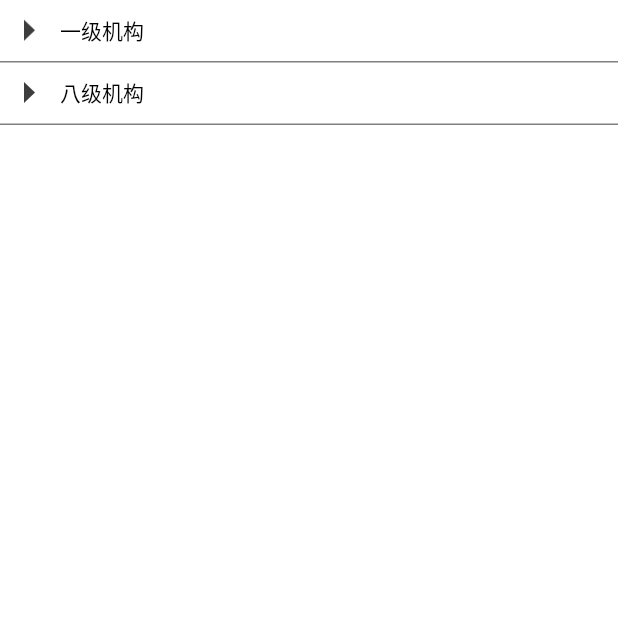
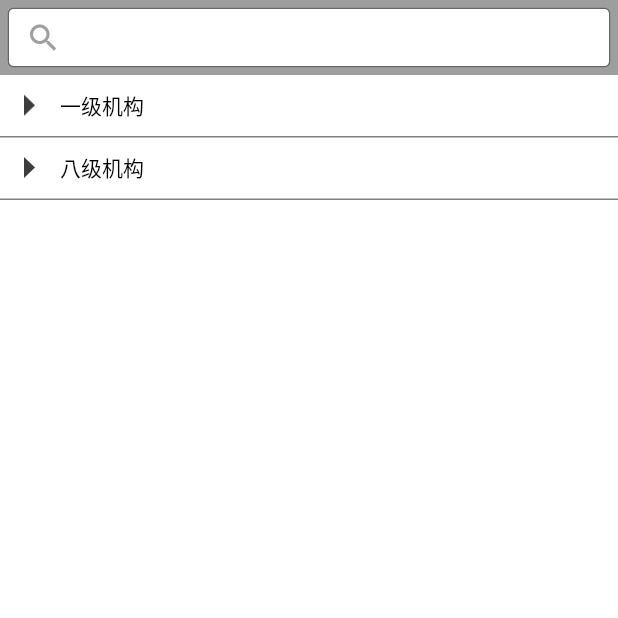
Before and after one commit to jadennn/flutter_tree, a Flutter app: the screen it shows after launch, on a phone screen of 412 x 824 dp, the top half of it. Run offline on Flutter 3.47's test engine with Material 2 defaults, Android fonts, the phone set to English and light mode, and no system bars.

Commit message:
1.增加搜索功能

```diff
--- a/lib/page/tree.dart
+++ b/lib/page/tree.dart
@@ -2,6 +2,7 @@ import 'package:flutter/material.dart';
 import 'package:flutter_tree/bean/node.dart';
 import 'package:flutter_tree/bean/organ.dart';
 import 'package:flutter_tree/widget/ImageText.dart';
+import 'package:flutter_tree/widget/SearchBar.dart';
 
 class Tree extends StatefulWidget {
   final List<Organ> organs;
@@ -23,6 +24,9 @@ class TreeState extends State<Tree> {
   List<int> mark = new List();
   ///第一个节点的index
   int nodeId = 1;
+  ///展示搜索结构
+  bool showSearch = false;
+  List<Node> keep;
 
   @override
   void initState() {
@@ -34,12 +38,34 @@ class TreeState extends State<Tree> {
 
   @override
   Widget build(BuildContext context) {
-    return Scaffold(
+    return SafeArea(child: Scaffold(
       backgroundColor: Colors.white,
-      body: ListView(
-        children: _buildNode(expand),
+      body: Column(
+        children: <Widget>[
+          SearchBar(list, _onSearch),
+          Expanded(child: ListView(
+            children: _buildNode(expand),
+          ),),
+        ],
       ),
-    );
+
+    ));
+  }
+
+  ///搜索结果
+  void _onSearch(List<Node> result){
+    setState(() {
+      if(result == null){ //如果为空，代表搜索关键字为空
+        showSearch = false;
+        expand = keep; //将之前保存的状态还原
+      }else{
+        if(!showSearch){ //如果之前展示的不是搜索的结果，保存状态，为了之后状态还原做准备
+          keep = expand;
+        }
+        showSearch = true; //展示搜索结果
+        expand = result;
+      }
+    });
   }
 
   ///如果解析的数据是一个list列表，采用这个方法
@@ -148,7 +174,7 @@ class TreeState extends State<Tree> {
                 ? node.expand ? "images/expand.png" : "images/collect.png"
                 : "images/member.png",
             node.type == Node.typeOrgan ? (node.object as Organ).name : (node.object as Member).name,
-            padding: node.depth * 20.0,
+            padding: showSearch ? 0 : node.depth * 20.0, //如果展示搜索结果，那么不缩进
           ),
           onTap: (){
             if(node.type == Node.typeOrgan){
--- /dev/null
+++ b/lib/widget/SearchBar.dart
@@ -0,0 +1,91 @@
+import 'package:flutter/material.dart';
+import 'package:flutter_tree/bean/node.dart';
+import 'package:flutter_tree/bean/organ.dart';
+
+///支持搜索功能
+class SearchBar extends StatefulWidget {
+  final List<Node> list;
+  final Function onResult;
+
+  SearchBar(this.list, this.onResult);
+
+  @override
+  State<StatefulWidget> createState() {
+    return SearchBarState();
+  }
+}
+
+class SearchBarState extends State<SearchBar> {
+  static bool _delOff = true; //是否展示删除按钮
+  static String _key = ""; //搜索的关键字
+
+  @override
+  Widget build(BuildContext context) {
+    return Material(
+      child: Container(
+        width: double.infinity,
+        height: 50,
+        color: Colors.grey,
+        padding: EdgeInsets.all(5),
+        child: TextField(
+          decoration: InputDecoration(
+              border: OutlineInputBorder(borderSide: BorderSide(color: Colors.white),),
+              prefixIcon: Icon(
+                Icons.search,
+                color: Colors.grey,
+              ),
+              fillColor: Colors.white,
+              filled: true,
+              contentPadding: EdgeInsets.all(8),
+              suffixIcon: GestureDetector(
+                child: Offstage(
+                  offstage: _delOff,
+                  child: Icon(
+                    Icons.highlight_off,
+                    color: Colors.grey,
+                  ),
+                ),
+                onTap: () {
+                  setState(() {
+                    _key = "";
+                    search(_key);
+                  });
+                },
+              )),
+          controller: TextEditingController.fromValue(
+            TextEditingValue(
+              text: _key,
+              selection: TextSelection.fromPosition(
+                TextPosition(
+                  offset: _key == null ? 0 : _key.length, //保证光标在最后
+                ),
+              ),
+            ),
+          ),
+          onChanged: search,
+        ),
+      ),
+    );
+  }
+
+  ///关键字查找
+  void search(String value) {
+    _key = value;
+    List<Node> tmp = List();
+    if (value.isEmpty) { //如果关键字为空，代表全匹配
+      _delOff = true;
+      widget.onResult(null);
+    } else { //如果有关键字，那么就去查找关键字
+      _delOff = false;
+      for (Node n in widget.list) {
+        if (n.type == Node.typeMember) {
+          Member m = n.object as Member;
+          if (m.name.toLowerCase().contains(value.toLowerCase())) { //匹配大小写
+            tmp.add(n);
+          }
+        }
+      }
+      widget.onResult(tmp);
+    }
+  }
+}
```
